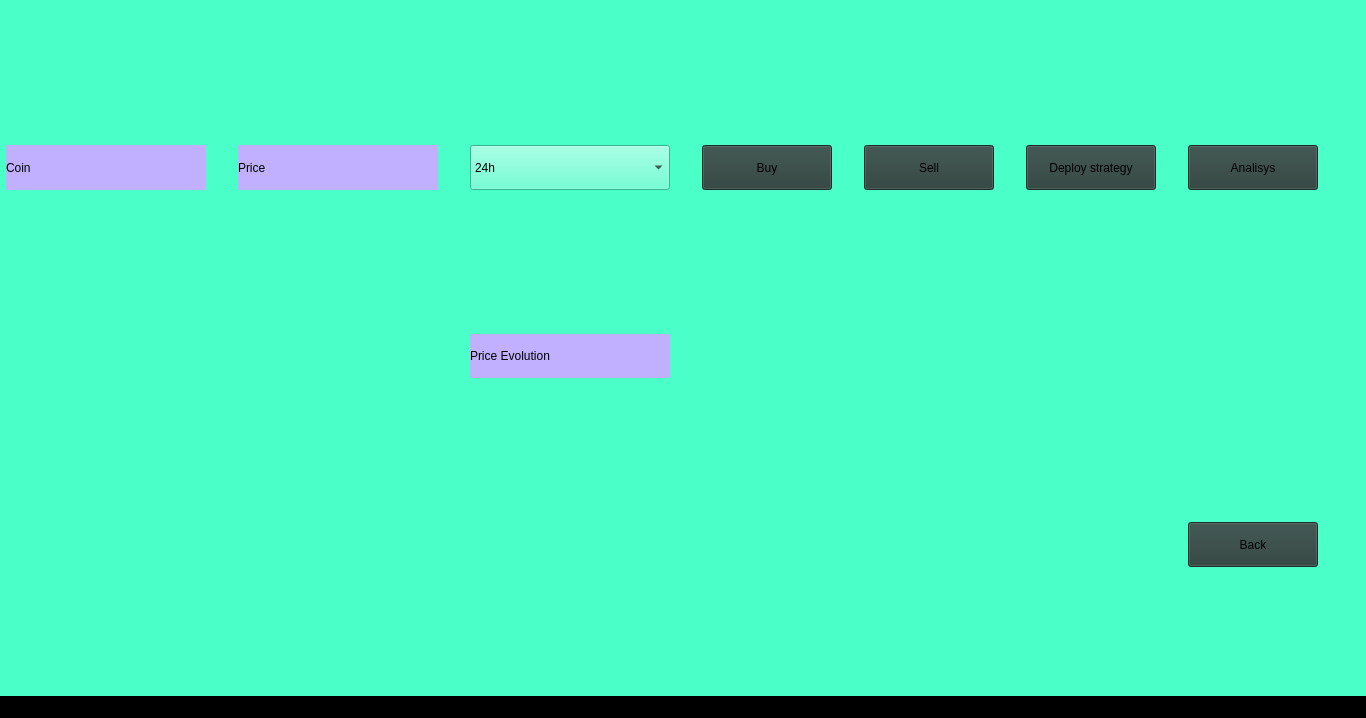
Qt form App/mainwindow.ui (Triggered1234/Crypto-Trading-Bot) before a commit.
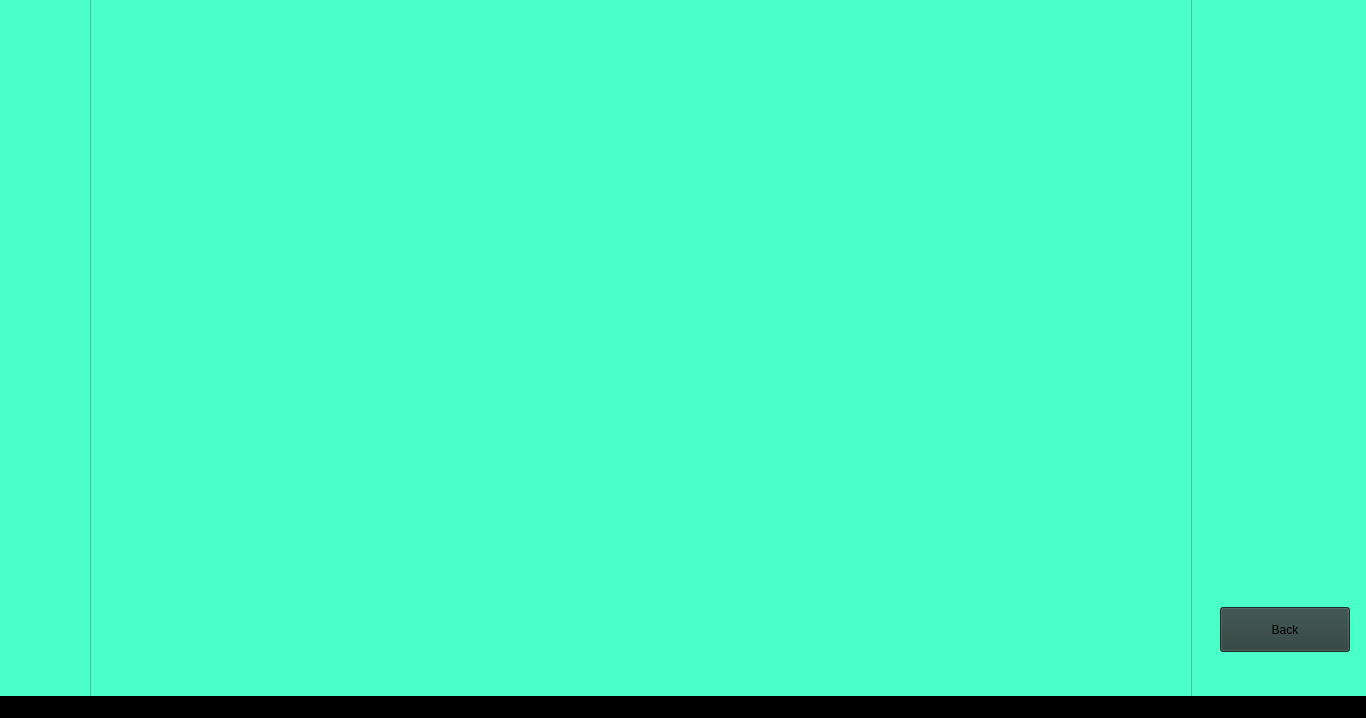
The same form after that commit.

The edit to the form file:
```diff
--- a/App/mainwindow.ui
+++ b/App/mainwindow.ui
@@ -31,7 +31,7 @@
 background-color: rgb(75, 255, 201);</string>
     </property>
     <property name="currentIndex">
-     <number>3</number>
+     <number>4</number>
     </property>
     <widget class="QWidget" name="mainMenu">
      <property name="styleSheet">
@@ -601,6 +601,88 @@
       </layout>
      </widget>
     </widget>
+    <widget class="QWidget" name="marketsMenu">
+     <widget class="QWidget" name="layoutWidget">
+      <property name="geometry">
+       <rect>
+        <x>90</x>
+        <y>30</y>
+        <width>1102</width>
+        <height>770</height>
+       </rect>
+      </property>
+      <layout class="QHBoxLayout" name="horizontalLayout_3">
+       <item>
+        <widget class="QScrollArea" name="scrollArea_2">
+         <property name="sizePolicy">
+          <sizepolicy hsizetype="Minimum" vsizetype="Expanding">
+           <horstretch>0</horstretch>
+           <verstretch>0</verstretch>
+          </sizepolicy>
+         </property>
+         <property name="minimumSize">
+          <size>
+           <width>1100</width>
+           <height>768</height>
+          </size>
+         </property>
+         <property name="maximumSize">
+          <size>
+           <width>1366</width>
+           <height>768</height>
+          </size>
+         </property>
+         <property name="widgetResizable">
+          <bool>true</bool>
+         </property>
+         <widget class="QWidget" name="scrollAreaWidgetContents_2">
+          <property name="geometry">
+           <rect>
+            <x>0</x>
+            <y>0</y>
+            <width>1098</width>
+            <height>766</height>
+           </rect>
+          </property>
+          <layout class="QVBoxLayout" name="verticalLayout_2">
+           <item>
+            <layout class="QGridLayout" name="marketLayout"/>
+           </item>
+          </layout>
+         </widget>
+        </widget>
+       </item>
+      </layout>
+     </widget>
+     <widget class="QToolButton" name="marketsMenuBackButton">
+      <property name="geometry">
+       <rect>
+        <x>1220</x>
+        <y>650</y>
+        <width>130</width>
+        <height>45</height>
+       </rect>
+      </property>
+      <property name="sizePolicy">
+       <sizepolicy hsizetype="Minimum" vsizetype="Ignored">
+        <horstretch>0</horstretch>
+        <verstretch>0</verstretch>
+       </sizepolicy>
+      </property>
+      <property name="maximumSize">
+       <size>
+        <width>130</width>
+        <height>45</height>
+       </size>
+      </property>
+      <property name="styleSheet">
+       <string notr="true">background-color: rgb(42, 62, 58);</string>
+      </property>
+      <property name="text">
+       <string>Back</string>
+      </property>
+     </widget>
+    </widget>
     <widget class="QWidget" name="analysisMenu">
      <widget class="QWidget" name="gridLayoutWidget_3">
       <property name="geometry">
```
Left out of the diff: 81 changed lines with no effect on the pictures.
